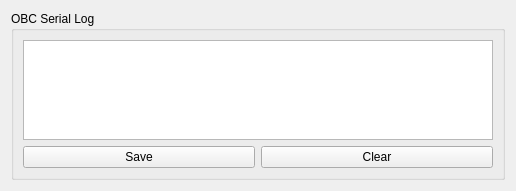
This is san-antonio/sanantonio/ui/obc_serial_log.ui in jumiknows/AleasatV2 as Qt 5 draws it before an edit. The edited form follows.
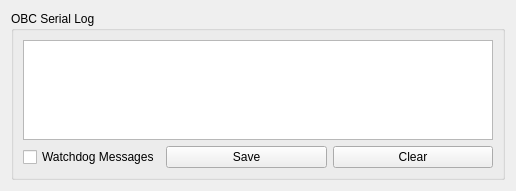
This is the edited form.

Commit message:
ALEA-1217 Add checkbox to hide watchdog logs https://gitlab.com/alea-2020/command-data-handling/obc2-firmware/-/merge_requests/231
Issue: PP#1217

# Overview
- Added a checkbox to hide watchdog logs in the OBC Serial panel in San Antonio

# Testing
Manually tested (with and without checkbox checked)

What changed in the file:
```diff
--- a/san-antonio/sanantonio/ui/obc_serial_log.ui
+++ b/san-antonio/sanantonio/ui/obc_serial_log.ui
@@ -47,20 +47,33 @@
       </item>
       <item row="1" column="0">
        <layout class="QGridLayout" name="buttonLayout">
-        <item row="0" column="0">
+        <item row="0" column="1">
          <widget class="QPushButton" name="obc_log_save_btn">
           <property name="text">
            <string>Save</string>
           </property>
          </widget>
         </item>
-        <item row="0" column="1">
+        <item row="0" column="2">
          <widget class="QPushButton" name="obc_log_clear_btn">
           <property name="text">
            <string>Clear</string>
           </property>
          </widget>
         </item>
+        <item row="0" column="0">
+         <widget class="QCheckBox" name="watchdog_checkbox">
+          <property name="sizePolicy">
+           <sizepolicy hsizetype="Fixed" vsizetype="Fixed">
+            <horstretch>0</horstretch>
+            <verstretch>0</verstretch>
+           </sizepolicy>
+          </property>
+          <property name="text">
+           <string>Watchdog Messages</string>
+          </property>
+         </widget>
+        </item>
        </layout>
       </item>
      </layout>
```
The commit also changes 2 other files.
